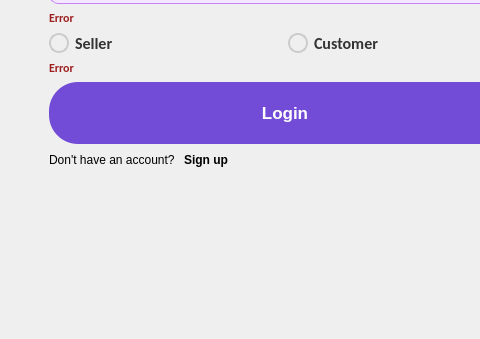
Qt form InventoryManagement/mainwindow.ui (ImRanjbar/Inventory-Management) before a commit; both pictures show x 0 to 480 and y 381 to 720 of the 1280 by 720 pixel window.
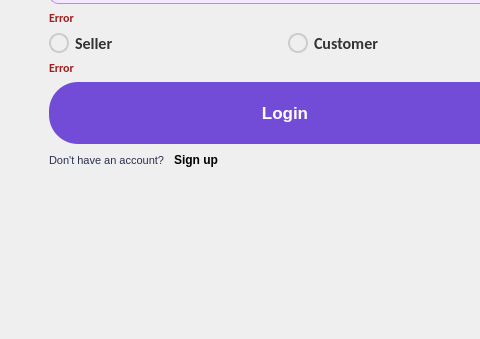
The same form after that commit. Icons and pictures are not drawn.

Diff of the .ui file:
```diff
--- a/InventoryManagement/mainwindow.ui
+++ b/InventoryManagement/mainwindow.ui
@@ -371,6 +371,18 @@
           </property>
           <item>
            <widget class="QLabel" name="label_4">
+            <property name="styleSheet">
+             <string notr="true">font-family: 'Fjalla One', sans-serif;
+font-size: 11px;
+letter-spacing: 0px;
+word-spacing: 0px;
+color: #2A2F4F;
+font-weight: none;
+text-decoration: none;
+font-style: normal;
+font-variant: normal;
+text-transform: none;</string>
+            </property>
             <property name="text">
              <string>Don't have an account? </string>
             </property>
```
Left out of the diff: 12 changed lines with no effect on the pictures.
